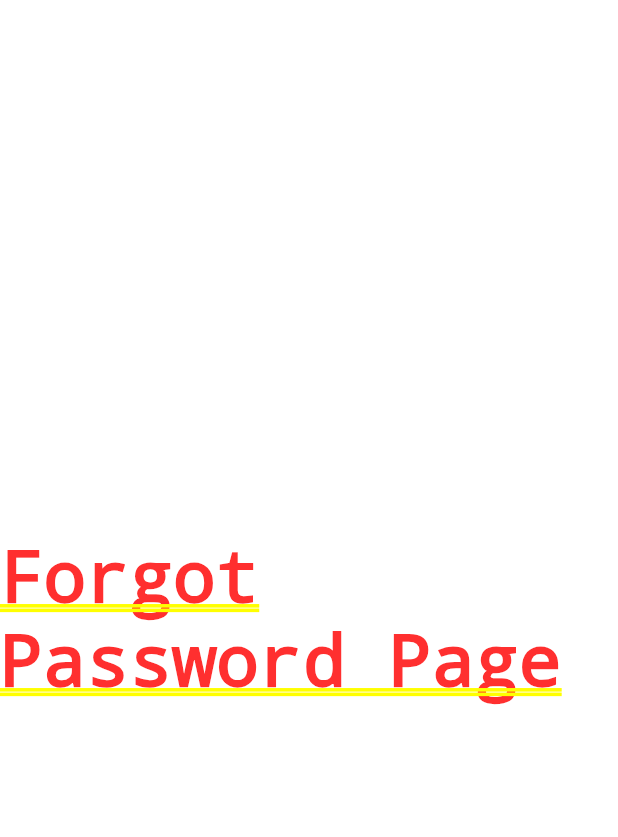
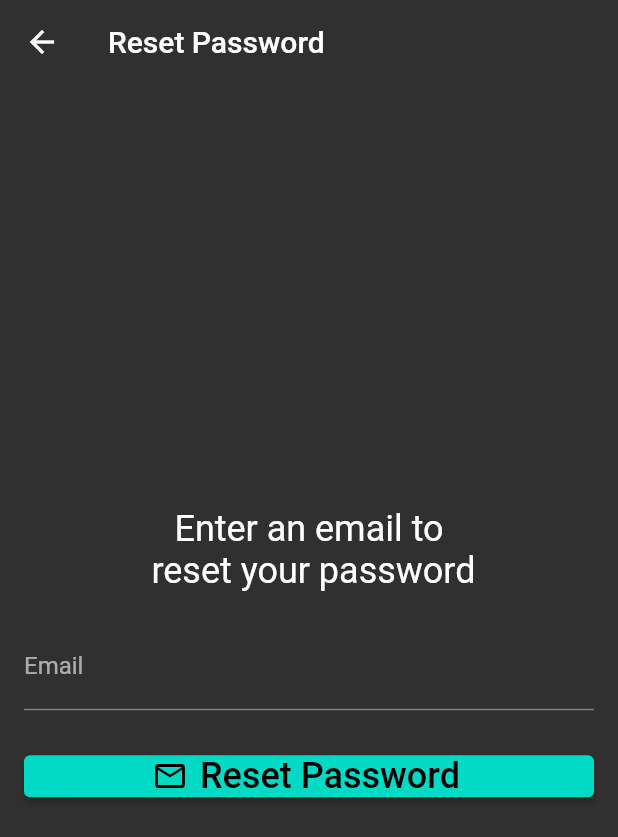
Before and after one commit to DavidVictorvV/Appoint_app_flutter, a Flutter app: the screen it shows after launch, after a tap on "Forgot Password?", on a phone screen of 412 x 824 dp. Shown: the top 837 px of the screen. Run offline on Flutter 3.47's test engine with Material 2 defaults, Android fonts, the light colour scheme and no system bars; our stand-ins replace firebase_auth, firebase_core; accounts and stored records are empty.

Commit message:
+ forgot password page

```diff
--- a/lib/auth_page/auth_controller.dart
+++ b/lib/auth_page/auth_controller.dart
@@ -1,6 +1,6 @@
 import 'package:flutter/material.dart';
 
-import 'auth_pages/logIn_page.dart';
+import 'auth_pages/login/logIn_page.dart';
 
 class AuthPage extends StatefulWidget {
   const AuthPage({Key? key}) : super(key: key);
--- /dev/null
+++ b/lib/auth_page/auth_pages/login/forgot_password_page.dart
@@ -0,0 +1,100 @@
+import 'package:firebase_auth/firebase_auth.dart';
+import 'package:flutter/material.dart';
+
+import '../../../global_utils/utils.dart';
+
+class ForgotPasswordPage extends StatefulWidget {
+  const ForgotPasswordPage({Key? key}) : super(key: key);
+
+  @override
+  State<ForgotPasswordPage> createState() => _ForgotPasswordPageState();
+}
+
+class _ForgotPasswordPageState extends State<ForgotPasswordPage> {
+  final formKey = GlobalKey<FormState>();
+  final emailController = TextEditingController();
+
+  @override
+  void dispose() {
+    emailController.dispose();
+
+    super.dispose();
+  }
+
+  Future resetPassword() async {
+    showDialog(
+        context: context,
+        barrierDismissible: false,
+        builder: (context) => const Center(
+              child: CircularProgressIndicator(),
+            ));
+
+    try {
+      await FirebaseAuth.instance
+          .sendPasswordResetEmail(email: emailController.text.trim());
+
+      Utils.showSnackBar("Account password reset email has been sent!");
+    } on FirebaseAuthException catch (e) {
+      Utils.showSnackBar(e.message);
+    }
+
+    navigatorKey.currentState!.popUntil((route) => route.isFirst);
+  }
+
+  @override
+  Widget build(BuildContext context) {
+    return Scaffold(
+      appBar: AppBar(
+        backgroundColor: Colors.transparent,
+        elevation: 0,
+        title: const Text("Reset Password"),
+      ),
+      body: Padding(
+        padding: const EdgeInsets.all(16),
+        child: Form(
+          key: formKey,
+          child: Center(
+            child: Column(
+              mainAxisAlignment: MainAxisAlignment.center,
+              children: [
+                const Text(
+                  "Enter an email to \n reset your password",
+                  textAlign: TextAlign.center,
+                  style: TextStyle(fontSize: 24),
+                ),
+                const SizedBox(
+                  height: 20,
+                ),
+                TextFormField(
+                    controller: emailController,
+                    cursorColor: Colors.grey,
+                    textInputAction: TextInputAction.done,
+                    decoration: const InputDecoration(labelText: "Email"),
+                    autovalidateMode: AutovalidateMode.onUserInteraction,
+                    validator: (email) => email != null &&
+                            //check if email is of correct type
+                            !RegExp(r'^(([^<>()[\]\\.,;:\s@\"]+(\.[^<>()[\]\\.,;:\s@\"]+)*)|(\".+\"))@((\[[0-9]{1,3}\.[0-9]{1,3}\.[0-9]{1,3}\.[0-9]{1,3}\])|(([a-zA-Z\-0-9]+\.)+[a-zA-Z]{2,}))$')
+                                .hasMatch(email)
+                        ? "Enter a valid email"
+                        : null),
+                const SizedBox(
+                  height: 20,
+                ),
+                ElevatedButton.icon(
+                  style: ElevatedButton.styleFrom(
+                      minimumSize: const Size.fromHeight(20)),
+                  icon: const Icon(Icons.email_outlined),
+                  onPressed: resetPassword,
+                  label: const Text(
+                    "Reset Password",
+                    style: TextStyle(fontSize: 24),
+                  ),
+                )
+              ],
+            ),
+          ),
+        ),
+      ),
+    );
+  }
+}
--- a/lib/auth_page/auth_pages/logIn_page.dart
+++ b/lib/auth_page/auth_pages/login/logIn_page.dart
@@ -2,7 +2,8 @@ import 'package:flutter/gestures.dart';
 import 'package:flutter/material.dart';
 import 'package:firebase_auth/firebase_auth.dart';
 
-import '../../global_utils/utils.dart';
+import '../../../global_utils/utils.dart';
+import 'forgot_password_page.dart';
 
 class LoginWidget extends StatefulWidget {
   final VoidCallback onClickedSignUp;
@@ -124,11 +125,9 @@ class _LoginWidgetState extends State<LoginWidget> {
                     fontSize: 20),
               ),
               onTap: () => Navigator.of(context).push(MaterialPageRoute(
-                  builder: (context) => const Center(
-                        child: Text("Forgot Password Page"),
-                      )
-                  // const ForgotPasswordPage(),
-                  )),
+                //go to forgot password page
+                builder: (context) => const ForgotPasswordPage(),
+              )),
             ),
             const SizedBox(
               height: 16,
```
